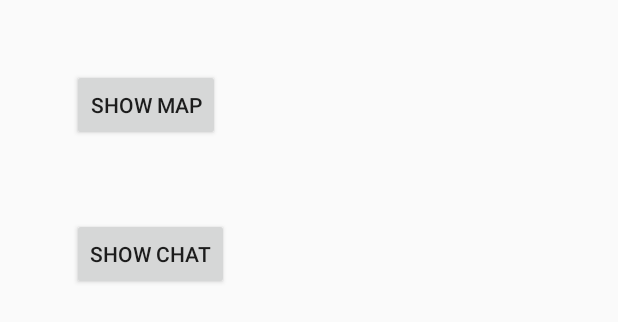
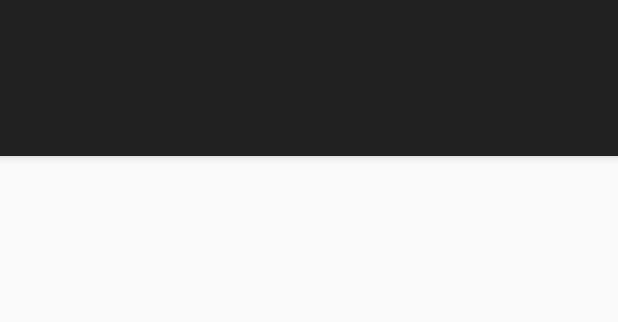
Before and after one commit to GuillaumeMilani/EPFL-Software-Engineering-semester-project, an Android app: the layout activity_main.xml on its own in the app's theme, with its tools: preview values and no code run, on a phone screen of 412 x 824 dp. Shown: the top 322 px of the screen. Run offline under Robolectric (Android 15) with nearby library versions, the phone set to English and light mode, and no system bars.

Commit message:
Renamed tabbed activity in MainActivity

```diff
--- a/android/Calamar/app/src/main/java/ch/epfl/sweng/calamar/chat/ChatActivity.java
+++ b/android/Calamar/app/src/main/java/ch/epfl/sweng/calamar/chat/ChatActivity.java
@@ -51,8 +51,8 @@ public class ChatActivity extends AppCompatActivity implements View.OnClickListe
         setContentView(R.layout.activity_chat);
 
         Intent intent = getIntent();
-        String correspondentName = intent.getStringExtra(ChatUsersListActivity.EXTRA_CORRESPONDENT_NAME);
-        int correspondentID = intent.getIntExtra(ChatUsersListActivity.EXTRA_CORRESPONDENT_ID, -1); // -1 = default value
+        String correspondentName = intent.getStringExtra(ChatFragment.EXTRA_CORRESPONDENT_NAME);
+        int correspondentID = intent.getIntExtra(ChatFragment.EXTRA_CORRESPONDENT_ID, -1); // -1 = default value
 
         if (correspondentName == null) {
             correspondentName = "";
--- a/android/Calamar/app/src/main/java/ch/epfl/sweng/calamar/MapFragment.java
+++ b/android/Calamar/app/src/main/java/ch/epfl/sweng/calamar/map/MapFragment.java
@@ -1,4 +1,4 @@
-package ch.epfl.sweng.calamar;
+package ch.epfl.sweng.calamar.map;
 
 
 import android.app.Fragment;
@@ -15,7 +15,7 @@ import com.google.android.gms.maps.SupportMapFragment;
 import com.google.android.gms.maps.model.LatLng;
 import com.google.android.gms.maps.model.MarkerOptions;
 
-import ch.epfl.sweng.calamar.map.GPSProvider;
+import ch.epfl.sweng.calamar.R;
 
 
 /**
--- a/android/Calamar/app/src/main/res/layout/activity_main.xml
+++ b/android/Calamar/app/src/main/res/layout/activity_main.xml
@@ -1,28 +1,32 @@
-<RelativeLayout xmlns:android="http://schemas.android.com/apk/res/android"
-    xmlns:tools="http://schemas.android.com/tools" android:layout_width="match_parent"
-    android:layout_height="match_parent" android:paddingLeft="@dimen/activity_horizontal_margin"
-    android:paddingRight="@dimen/activity_horizontal_margin"
-    android:paddingTop="@dimen/activity_vertical_margin"
-    android:paddingBottom="@dimen/activity_vertical_margin"
-    tools:context="ch.epfl.sweng.calamar.MainActivity">
+<android.support.design.widget.CoordinatorLayout xmlns:android="http://schemas.android.com/apk/res/android"
+    xmlns:app="http://schemas.android.com/apk/res-auto"
+    android:layout_width="match_parent"
+    android:layout_height="match_parent">
 
-    <Button
-        android:layout_width="wrap_content"
+    <android.support.design.widget.AppBarLayout
+        android:layout_width="match_parent"
         android:layout_height="wrap_content"
-        android:text="@string/show_map_button"
-        android:id="@+id/showMapBtn"
-        android:layout_marginLeft="32dp"
-        android:layout_marginStart="32dp"
-        android:layout_marginTop="30dp" />
+        android:theme="@style/ThemeOverlay.AppCompat.Dark.ActionBar">
 
-    <Button
-        android:layout_width="wrap_content"
-        android:layout_height="wrap_content"
-        android:text="@string/show_chat_activity_button"
-        android:id="@+id/showChatBtn"
-        android:layout_marginTop="51dp"
-        android:layout_below="@+id/showMapBtn"
-        android:layout_alignLeft="@+id/showMapBtn"
-        android:layout_alignStart="@+id/showMapBtn" />
+        <android.support.v7.widget.Toolbar
+            android:id="@+id/toolbar"
+            android:layout_width="match_parent"
+            android:layout_height="?attr/actionBarSize"
+            android:background="?attr/colorPrimary"
+            app:layout_scrollFlags="scroll|enterAlways"
+            app:popupTheme="@style/ThemeOverlay.AppCompat.Light" />
 
-</RelativeLayout>
+        <android.support.design.widget.TabLayout
+            android:id="@+id/tabs"
+            android:layout_width="match_parent"
+            android:layout_height="wrap_content"
+            app:tabMode="fixed"
+            app:tabGravity="fill"/>
+    </android.support.design.widget.AppBarLayout>
+
+    <android.support.v4.view.ViewPager
+        android:id="@+id/viewpager"
+        android:layout_width="match_parent"
+        android:layout_height="match_parent"
+        app:layout_behavior="@string/appbar_scrolling_view_behavior"  />
+</android.support.design.widget.CoordinatorLayout>
--- a/android/Calamar/app/src/main/res/layout/fragment_map.xml
+++ b/android/Calamar/app/src/main/res/layout/fragment_map.xml
@@ -1,6 +1,6 @@
 <FrameLayout xmlns:android="http://schemas.android.com/apk/res/android"
     xmlns:tools="http://schemas.android.com/tools" android:layout_width="match_parent"
-    android:layout_height="match_parent" tools:context="ch.epfl.sweng.calamar.MapFragment">
+    android:layout_height="match_parent" tools:context="ch.epfl.sweng.calamar.map.MapFragment">
 
     <fragment
         android:layout_width="match_parent"
```
Also changed, not shown: android/Calamar/app/src/main/AndroidManifest.xml (+1 -10 lines), android/Calamar/app/src/main/java/ch/epfl/sweng/calamar/MainActivity.java (+127 -102 lines), android/Calamar/app/src/main/java/ch/epfl/sweng/calamar/TabbedActivity.java (deleted, +0 -265 lines), android/Calamar/app/src/main/res/layout/activity_tabbed.xml (deleted, +0 -32 lines), 2 other files.
